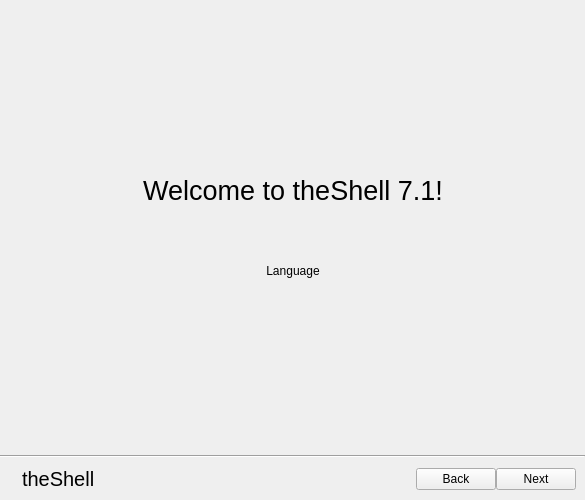
First picture: the form in shell/onboarding.ui, repository vicr123/theshell, before the edit.
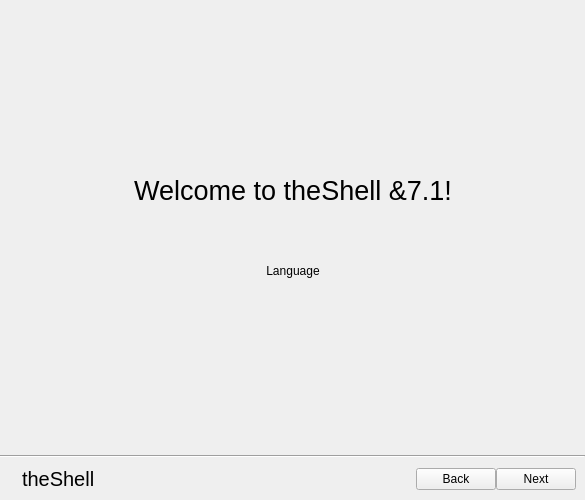
Second picture: the form after the edit. Icons and pictures are not drawn. Custom widgets are drawn as their Qt base class.

Commit message: New onboarding animation

Diff of the .ui file:
```diff
--- a/shell/onboarding.ui
+++ b/shell/onboarding.ui
@@ -190,7 +190,7 @@
                  </font>
                 </property>
                 <property name="text">
-                 <string notr="true">Welcome to theShell 7.1!</string>
+                 <string notr="true">Welcome to theShell &amp;7.1!</string>
                 </property>
                 <property name="alignment">
                  <set>Qt::AlignCenter</set>
@@ -209,6 +209,18 @@
               </item>
               <item>
                <layout class="QHBoxLayout" name="horizontalLayout_2">
+                 <property name="leftMargin">
+                  <number>0</number>
+                 </property>
+                 <property name="topMargin">
+                  <number>0</number>
+                 </property>
+                 <property name="rightMargin">
+                  <number>0</number>
+                 </property>
+                 <property name="bottomMargin">
+                  <number>0</number>
+                 </property>
                 <item>
                  <spacer name="horizontalSpacer">
                   <property name="orientation">
```
Left out of the diff: 2 changed lines with no effect on the pictures. Lines whose indentation alone changed are shown as unchanged. The commit also changes 4 other files.
